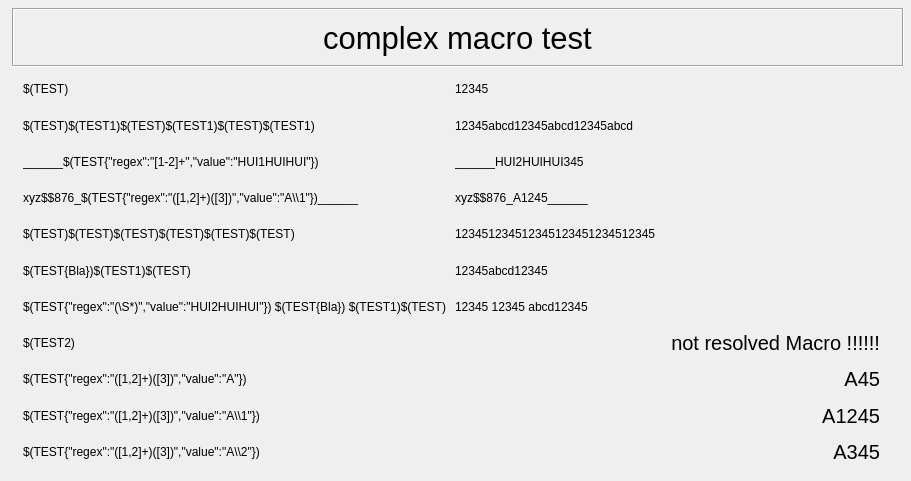
Above: caQtDM_Tests/macrotest.ui from caqtdm/caqtdm before the change. Below: the same form after it.
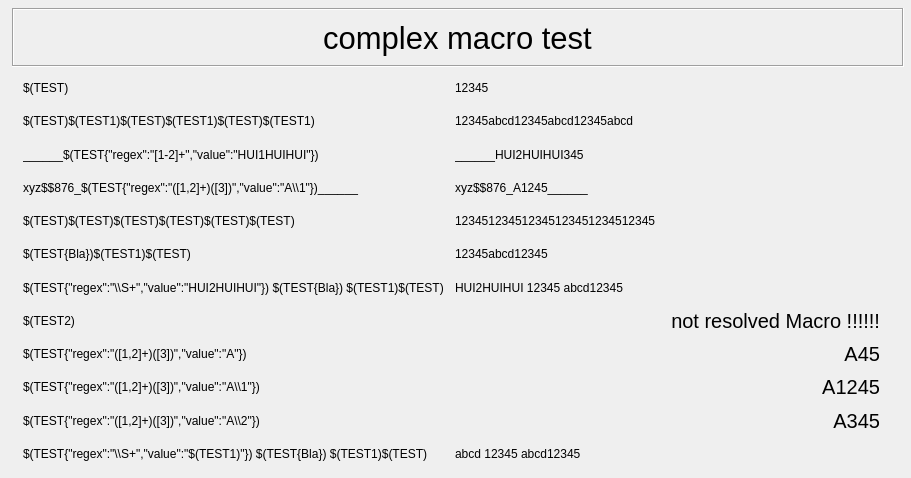
That is the form after the change. Custom widgets are drawn as their Qt base class.

Commit message: fix for not recognized mutiple macros with regex and added a test (macro in regex)

```diff
--- a/caQtDM_Tests/macrotest.ui
+++ b/caQtDM_Tests/macrotest.ui
@@ -7,7 +7,7 @@
     <x>0</x>
     <y>0</y>
     <width>911</width>
-    <height>481</height>
+    <height>478</height>
    </rect>
   </property>
   <property name="windowTitle">
@@ -23,7 +23,7 @@
       <height>393</height>
      </rect>
     </property>
-    <layout class="QGridLayout" name="gridLayout" rowstretch="0,0,0,0,0,0,0,0,0,0,0,0">
+    <layout class="QGridLayout" name="gridLayout" rowstretch="0,0,0,0,0,0,0,0,0,0,0,0,0">
      <item row="2" column="0">
       <widget class="caLabel" name="calabel_11">
        <property name="text">
@@ -52,6 +52,21 @@
        </property>
       </widget>
      </item>
+     <item row="9" column="1">
+      <widget class="QLabel" name="label_2">
+       <property name="font">
+        <font>
+         <pointsize>15</pointsize>
+        </font>
+       </property>
+       <property name="text">
+        <string>A45</string>
+       </property>
+       <property name="alignment">
+        <set>Qt::AlignRight|Qt::AlignTrailing|Qt::AlignVCenter</set>
+       </property>
+      </widget>
+     </item>
      <item row="10" column="0">
       <widget class="caLabel" name="calabel_21">
        <property name="text">
@@ -111,10 +126,40 @@
        </property>
       </widget>
      </item>
+     <item row="11" column="1">
+      <widget class="QLabel" name="label_4">
+       <property name="font">
+        <font>
+         <pointsize>15</pointsize>
+        </font>
+       </property>
+       <property name="text">
+        <string>A345</string>
+       </property>
+       <property name="alignment">
+        <set>Qt::AlignRight|Qt::AlignTrailing|Qt::AlignVCenter</set>
+       </property>
+      </widget>
+     </item>
+     <item row="10" column="1">
+      <widget class="QLabel" name="label_3">
+       <property name="font">
+        <font>
+         <pointsize>15</pointsize>
+        </font>
+       </property>
+       <property name="text">
+        <string>A1245</string>
+       </property>
+       <property name="alignment">
+        <set>Qt::AlignRight|Qt::AlignTrailing|Qt::AlignVCenter</set>
+       </property>
+      </widget>
+     </item>
      <item row="7" column="0">
       <widget class="caLabel" name="calabel_19">
        <property name="text">
-        <string>$(TEST{&quot;regex&quot;:&quot;(\S*)&quot;,&quot;value&quot;:&quot;HUI2HUIHUI&quot;}) $(TEST{Bla}) $(TEST1)$(TEST)</string>
+        <string>$(TEST{&quot;regex&quot;:&quot;\\S+&quot;,&quot;value&quot;:&quot;HUI2HUIHUI&quot;}) $(TEST{Bla}) $(TEST1)$(TEST)</string>
        </property>
       </widget>
      </item>
@@ -140,6 +185,13 @@
        </property>
       </widget>
      </item>
+     <item row="11" column="0">
+      <widget class="caLabel" name="calabel_22">
+       <property name="text">
+        <string>$(TEST{&quot;regex&quot;:&quot;([1,2]+)([3])&quot;,&quot;value&quot;:&quot;A\\2&quot;})</string>
+       </property>
+      </widget>
+     </item>
      <item row="6" column="1">
       <widget class="caLabel" name="calabel_18">
        <property name="text">
@@ -150,7 +202,7 @@
      <item row="7" column="1">
       <widget class="caLabel" name="calabel_20">
        <property name="text">
-        <string>12345 12345 abcd12345</string>
+        <string>HUI2HUIHUI 12345 abcd12345</string>
        </property>
       </widget>
      </item>
@@ -161,55 +213,17 @@
        </property>
       </widget>
      </item>
-     <item row="11" column="0">
-      <widget class="caLabel" name="calabel_22">
+     <item row="12" column="0">
+      <widget class="caLabel" name="calabel_23">
        <property name="text">
-        <string>$(TEST{&quot;regex&quot;:&quot;([1,2]+)([3])&quot;,&quot;value&quot;:&quot;A\\2&quot;})</string>
+        <string>$(TEST{&quot;regex&quot;:&quot;\\S+&quot;,&quot;value&quot;:&quot;$(TEST1)&quot;}) $(TEST{Bla}) $(TEST1)$(TEST)</string>
        </property>
       </widget>
      </item>
-     <item row="9" column="1">
-      <widget class="QLabel" name="label_2">
-       <property name="font">
-        <font>
-         <pointsize>15</pointsize>
-        </font>
-       </property>
+     <item row="12" column="1">
+      <widget class="caLabel" name="calabel_24">
        <property name="text">
-        <string>A45</string>
-       </property>
-       <property name="alignment">
-        <set>Qt::AlignRight|Qt::AlignTrailing|Qt::AlignVCenter</set>
-       </property>
-      </widget>
-     </item>
-     <item row="10" column="1">
-      <widget class="QLabel" name="label_3">
-       <property name="font">
-        <font>
-         <pointsize>15</pointsize>
-        </font>
-       </property>
-       <property name="text">
-        <string>A1245</string>
-       </property>
-       <property name="alignment">
-        <set>Qt::AlignRight|Qt::AlignTrailing|Qt::AlignVCenter</set>
-       </property>
-      </widget>
-     </item>
-     <item row="11" column="1">
-      <widget class="QLabel" name="label_4">
-       <property name="font">
-        <font>
-         <pointsize>15</pointsize>
-        </font>
-       </property>
-       <property name="text">
-        <string>A345</string>
-       </property>
-       <property name="alignment">
-        <set>Qt::AlignRight|Qt::AlignTrailing|Qt::AlignVCenter</set>
+        <string>abcd 12345 abcd12345</string>
        </property>
       </widget>
      </item>
```
The commit also changes 1 other file.
